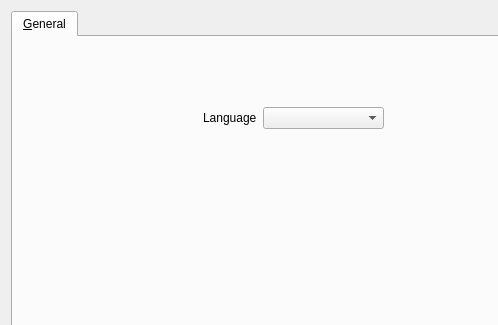
ty0x2333/TyLauncher, file appconfigdialog.ui: the form before one commit; both pictures show x 0 to 498 and y 0 to 325 of the 662 by 414 pixel window.
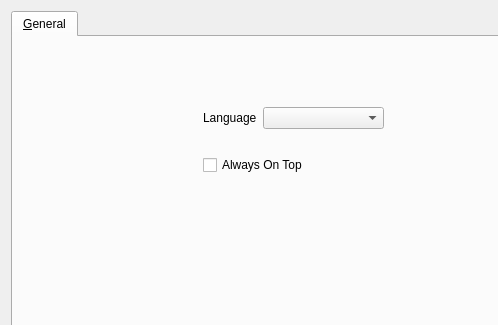
The form after the commit.

Commit message: A  AppConfigDialog Language Setting.

```diff
--- a/appconfigdialog.ui
+++ b/appconfigdialog.ui
@@ -23,7 +23,7 @@
       <attribute name="title">
        <string>&amp;General</string>
       </attribute>
-      <widget class="QWidget" name="">
+      <widget class="QWidget" name="layoutWidget">
        <property name="geometry">
         <rect>
          <x>190</x>
@@ -45,6 +45,19 @@
         </item>
        </layout>
       </widget>
+      <widget class="QCheckBox" name="checkBox">
+       <property name="geometry">
+        <rect>
+         <x>190</x>
+         <y>120</y>
+         <width>111</width>
+         <height>16</height>
+        </rect>
+       </property>
+       <property name="text">
+        <string>Always On Top</string>
+       </property>
+      </widget>
      </widget>
     </widget>
    </item>
```
Left out of the diff: 2 changed lines with no effect on the pictures. The commit also changes 2 other files.
